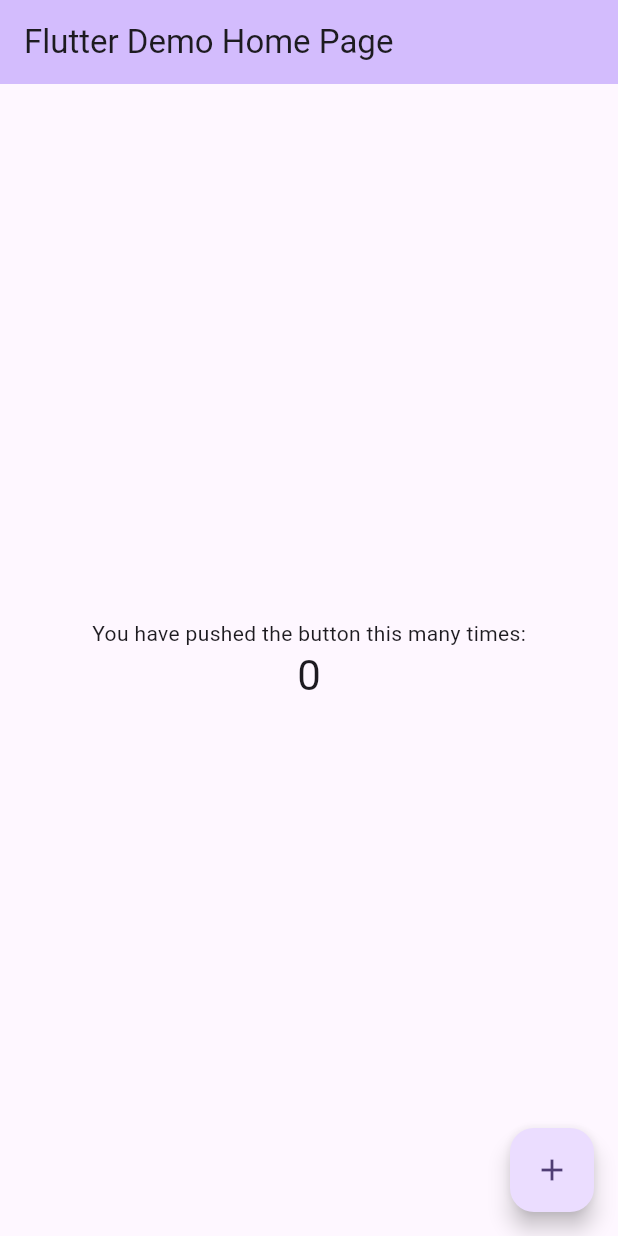
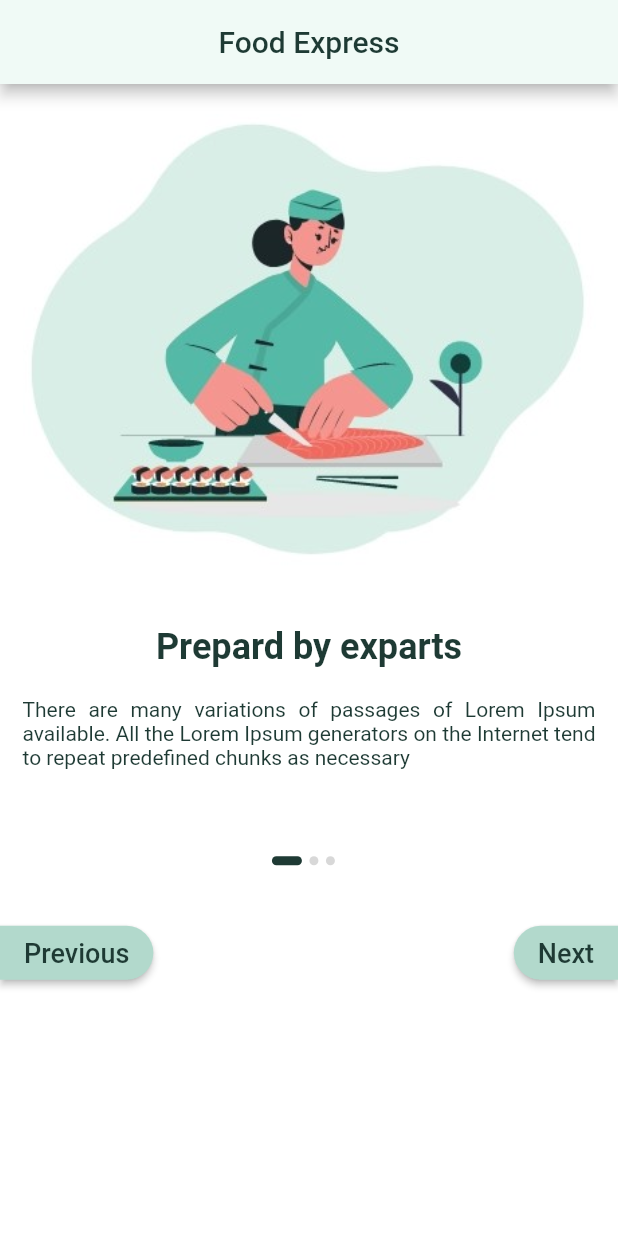
Before and after one commit to shinichi20/flutter_bootcamp_tugas2, a Flutter app: the screen it shows after launch, on a phone screen of 412 x 824 dp. Run offline on Flutter 3.47's test engine with Material 2 defaults, Android fonts, the phone set to English and light mode, and no system bars; our stand-ins replace get.

Commit message:
add onboard screen

```diff
--- /dev/null
+++ b/lib/constanta/color.dart
@@ -0,0 +1,12 @@
+import 'package:flutter/cupertino.dart';
+
+Color lightgreenshede = Color(0xFFF0FAF6);
+Color lightgreenshede1 = Color(0xFFB2D9CC);
+Color greenshede0 = Color(0xFF66A690);
+Color greenshede1 = Color(0xFF93C9B5);
+Color primarygreen = Color(0xFF1E3A34);
+Color grayshade = Color(0xFF93B3AA);
+Color colorAcent = Color(0xFF78C2A7);
+Color cyanColor = Color(0xFF6D7E6E);
+
+const kAnimationDuration = Duration(milliseconds: 200);
--- a/lib/main.dart
+++ b/lib/main.dart
@@ -1,4 +1,6 @@
 import 'package:flutter/material.dart';
+import 'package:get/get.dart';
+import 'routes/route_list.dart';
 
 void main() {
   runApp(const MyApp());
@@ -7,104 +9,13 @@ void main() {
 class MyApp extends StatelessWidget {
   const MyApp({super.key});
 
-  // This widget is the root of your application.
   @override
   Widget build(BuildContext context) {
-    return MaterialApp(
-      title: 'Flutter Demo',
-      theme: ThemeData(
-        colorScheme: ColorScheme.fromSeed(seedColor: Colors.deepPurple),
-        useMaterial3: true,
-      ),
-      home: const MyHomePage(title: 'Flutter Demo Home Page'),
+    return GetMaterialApp(
+      title: 'Flutter Login',
+      debugShowCheckedModeBanner: false,
+      getPages: MyRoutes.routes,
+      initialRoute: MyRoutes.getSplashScreenRoute(),
     );
   }
 }
-
-class MyHomePage extends StatefulWidget {
-  const MyHomePage({super.key, required this.title});
-
-  // This widget is the home page of your application. It is stateful, meaning
-  // that it has a State object (defined below) that contains fields that affect
-  // how it looks.
-
-  // This class is the configuration for the state. It holds the values (in this
-  // case the title) provided by the parent (in this case the App widget) and
-  // used by the build method of the State. Fields in a Widget subclass are
-  // always marked "final".
-
-  final String title;
-
-  @override
-  State<MyHomePage> createState() => _MyHomePageState();
-}
-
-class _MyHomePageState extends State<MyHomePage> {
-  int _counter = 0;
-
-  void _incrementCounter() {
-    setState(() {
-      // This call to setState tells the Flutter framework that something has
-      // changed in this State, which causes it to rerun the build method below
-      // so that the display can reflect the updated values. If we changed
-      // _counter without calling setState(), then the build method would not be
-      // called again, and so nothing would appear to happen.
-      _counter++;
-    });
-  }
-
-  @override
-  Widget build(BuildContext context) {
-    // This method is rerun every time setState is called, for instance as done
-    // by the _incrementCounter method above.
-    //
-    // The Flutter framework has been optimized to make rerunning build methods
-    // fast, so that you can just rebuild anything that needs updating rather
-    // than having to individually change instances of widgets.
-    return Scaffold(
-      appBar: AppBar(
-        // TRY THIS: Try changing the color here to a specific color (to
-        // Colors.amber, perhaps?) and trigger a hot reload to see the AppBar
-        // change color while the other colors stay the same.
-        backgroundColor: Theme.of(context).colorScheme.inversePrimary,
-        // Here we take the value from the MyHomePage object that was created by
-        // the App.build method, and use it to set our appbar title.
-        title: Text(widget.title),
-      ),
-      body: Center(
-        // Center is a layout widget. It takes a single child and positions it
-        // in the middle of the parent.
-        child: Column(
-          // Column is also a layout widget. It takes a list of children and
-          // arranges them vertically. By default, it sizes itself to fit its
-          // children horizontally, and tries to be as tall as its parent.
-          //
-          // Column has various properties to control how it sizes itself and
-          // how it positions its children. Here we use mainAxisAlignment to
-          // center the children vertically; the main axis here is the vertical
-          // axis because Columns are vertical (the cross axis would be
-          // horizontal).
-          //
-          // TRY THIS: Invoke "debug painting" (choose the "Toggle Debug Paint"
-          // action in the IDE, or press "p" in the console), to see the
-          // wireframe for each widget.
-          mainAxisAlignment: MainAxisAlignment.center,
-          children: <Widget>[
-            const Text(
-              'You have pushed the button this many times:',
-            ),
-            Text(
-              '$_counter',
-              style: Theme.of(context).textTheme.headlineMedium,
-            ),
-          ],
-        ),
-      ),
-      floatingActionButton: FloatingActionButton(
-        onPressed: _incrementCounter,
-        tooltip: 'Increment',
-        child: const Icon(Icons.add),
-      ), // This trailing comma makes auto-formatting nicer for build methods.
-    );
-  }
-}
--- /dev/null
+++ b/lib/model/AllinOnboardModel.dart
@@ -0,0 +1,6 @@
+class AllinOnboardModel {
+  String imgStr;
+  String description;
+  String titlestr;
+  AllinOnboardModel(this.imgStr, this.description, this.titlestr);
+}
--- /dev/null
+++ b/lib/pages/login/onboard_screen_page.dart
@@ -0,0 +1,186 @@
+import 'package:flutter/material.dart';
+import 'package:flutter_bootcamp_tugas2_login/constanta/color.dart';
+import 'package:flutter_bootcamp_tugas2_login/model/AllinOnboardModel.dart';
+
+class OnboardScreenPage extends StatefulWidget {
+  const OnboardScreenPage({Key? key}) : super(key:key);
+
+  @override
+  State<OnboardScreenPage> createState() => _OnboardScreenPageState();
+}
+
+class _OnboardScreenPageState extends State<OnboardScreenPage> {
+  int currentIndex = 0;
+
+  List<AllinOnboardModel> allinonboardlist = [
+    AllinOnboardModel(
+        "assets/images/designf.jpg",
+        "There are many variations of passages of Lorem Ipsum available. All the Lorem Ipsum generators on the Internet tend to repeat predefined chunks as necessary",
+        "Prepard by exparts"),
+    AllinOnboardModel(
+        "assets/images/designs.jpg",
+        "There are many variations of passages of Lorem Ipsum available. All the Lorem Ipsum generators on the Internet tend to repeat predefined chunks as necessary",
+        "Delivery to your home"),
+    AllinOnboardModel(
+        "assets/images/designt.jpg",
+        "There are many variations of passages of Lorem Ipsum available. All the Lorem Ipsum generators on the Internet tend to repeat predefined chunks as necessary",
+        "Enjoy with everyone"),
+  ];
+
+   @override
+  Widget build(BuildContext context) {
+    return Scaffold(
+      appBar: AppBar(
+        centerTitle: true,
+        title: Text(
+          "Food Express",
+          style: TextStyle(color: primarygreen),
+        ),
+        backgroundColor: lightgreenshede,
+      ),
+      backgroundColor: Colors.white,
+      body: Stack(
+        children: [
+          PageView.builder(
+              onPageChanged: (value) {
+                setState(() {
+                  currentIndex = value;
+                });
+              },
+              itemCount: allinonboardlist.length,
+              itemBuilder: (context, index) {
+                return PageBuilderWidget(
+                    title: allinonboardlist[index].titlestr,
+                    description: allinonboardlist[index].description,
+                    imgurl: allinonboardlist[index].imgStr);
+              }),
+          Positioned(
+            bottom: MediaQuery.of(context).size.height * 0.3,
+            left: MediaQuery.of(context).size.width * 0.44,
+            child: Row(
+              mainAxisAlignment: MainAxisAlignment.center,
+              children: List.generate(
+                allinonboardlist.length,
+                (index) => buildDot(index: index),
+              ),
+            ),
+          ),
+          currentIndex < allinonboardlist.length - 1
+              ? Positioned(
+                  bottom: MediaQuery.of(context).size.height * 0.2,
+                  width: MediaQuery.of(context).size.width,
+                  child: Row(
+                    mainAxisAlignment: MainAxisAlignment.spaceBetween,
+                    children: [
+                      ElevatedButton(
+                        onPressed: () {},
+                        child: Text(
+                          "Previous",
+                          style: TextStyle(fontSize: 18, color: primarygreen),
+                        ),
+                        style: ElevatedButton.styleFrom(
+                          primary: lightgreenshede1,
+                          shape: const RoundedRectangleBorder(
+                              borderRadius: BorderRadius.only(
+                                  topRight: Radius.circular(20.0),
+                                  bottomRight: Radius.circular(20.0))),
+                        ),
+                      ),
+                      ElevatedButton(
+                        onPressed: () {},
+                        child: Text(
+                          "Next",
+                          style: TextStyle(fontSize: 18, color: primarygreen),
+                        ),
+                        style: ElevatedButton.styleFrom(
+                          primary: lightgreenshede1,
+                          shape: const RoundedRectangleBorder(
+                              borderRadius: BorderRadius.only(
+                                  topLeft: Radius.circular(20.0),
+                                  bottomLeft: Radius.circular(20.0))),
+                        ),
+                      )
+                    ],
+                  ),
+                )
+              : Positioned(
+                  bottom: MediaQuery.of(context).size.height * 0.2,
+                  left: MediaQuery.of(context).size.width * 0.33,
+                  child: ElevatedButton(
+                    onPressed: () {},
+                    child: Text(
+                      "Get Started",
+                      style: TextStyle(fontSize: 18, color: primarygreen),
+                    ),
+                    style: ElevatedButton.styleFrom(
+                      primary: lightgreenshede1,
+                      shape: RoundedRectangleBorder(
+                          borderRadius: BorderRadius.circular(20.0)),
+                    ),
+                  ),
+                ),
+        ],
+      ),
+    );
+  }
+
+  AnimatedContainer buildDot({int? index}) {
+    return AnimatedContainer(
+      duration: kAnimationDuration,
+      margin: EdgeInsets.only(right: 5),
+      height: 6,
+      width: currentIndex == index ? 20 : 6,
+      decoration: BoxDecoration(
+        color: currentIndex == index ? primarygreen : Color(0xFFD8D8D8),
+        borderRadius: BorderRadius.circular(3),
+      ),
+    );
+  }
+}
+
+class PageBuilderWidget extends StatelessWidget {
+  String title;
+  String description;
+  String imgurl;
+  PageBuilderWidget(
+      {Key? key,
+      required this.title,
+      required this.description,
+      required this.imgurl})
+      : super(key: key);
+
+  @override
+  Widget build(BuildContext context) {
+    return Container(
+      padding: const EdgeInsets.only(left: 15, right: 15),
+      child: Column(
+        crossAxisAlignment: CrossAxisAlignment.center,
+        children: [
+          Container(
+            margin: const EdgeInsets.only(top: 20),
+            child: Image.asset(imgurl),
+          ),
+          const SizedBox(
+            height: 20,
+          ),
+          //Tite Text
+          Text(title,
+              style: TextStyle(
+                  color: primarygreen,
+                  fontSize: 24,
+                  fontWeight: FontWeight.w700)),
+          const SizedBox(
+            height: 20,
+          ),
+          //discription
+          Text(description,
+              textAlign: TextAlign.justify,
+              style: TextStyle(
+                color: primarygreen,
+                fontSize: 14,
+              ))
+        ],
+      ),
+    );
+  }
+}
--- /dev/null
+++ b/lib/routes/route_list.dart
@@ -0,0 +1,19 @@
+import 'package:get/get.dart';
+import 'package:flutter_bootcamp_tugas2_login/pages/login/onboard_screen_page.dart';
+
+
+class MyRoutes {
+  static const String _onboard_screen = "/";
+
+    static String getSplashScreenRoute() => _onboard_screen;
+
+    static List<GetPage> routes = [
+      GetPage(
+        name: _onboard_screen,
+        page: () => const OnboardScreenPage(),
+      )
+
+
+
+    ];
+}
```
Also changed, not shown: pubspec.yaml (+7 -2 lines), assets/images/designf.jpg (added), assets/images/designs.jpg (added), assets/images/designt.jpg (added), 4 other files.
